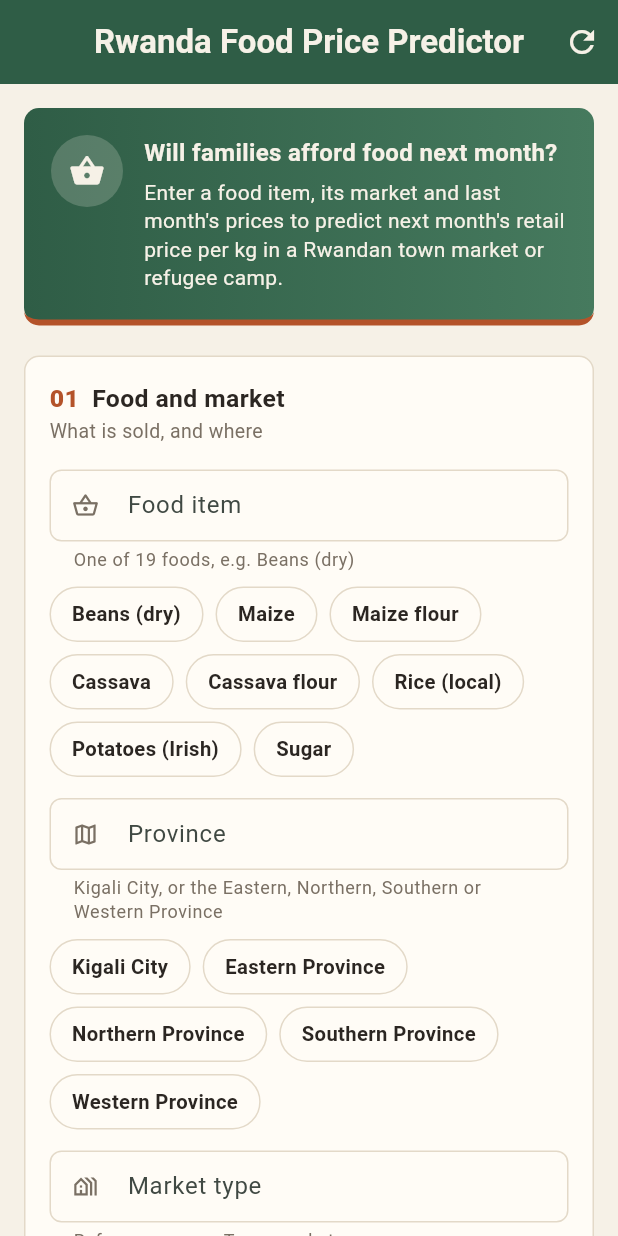
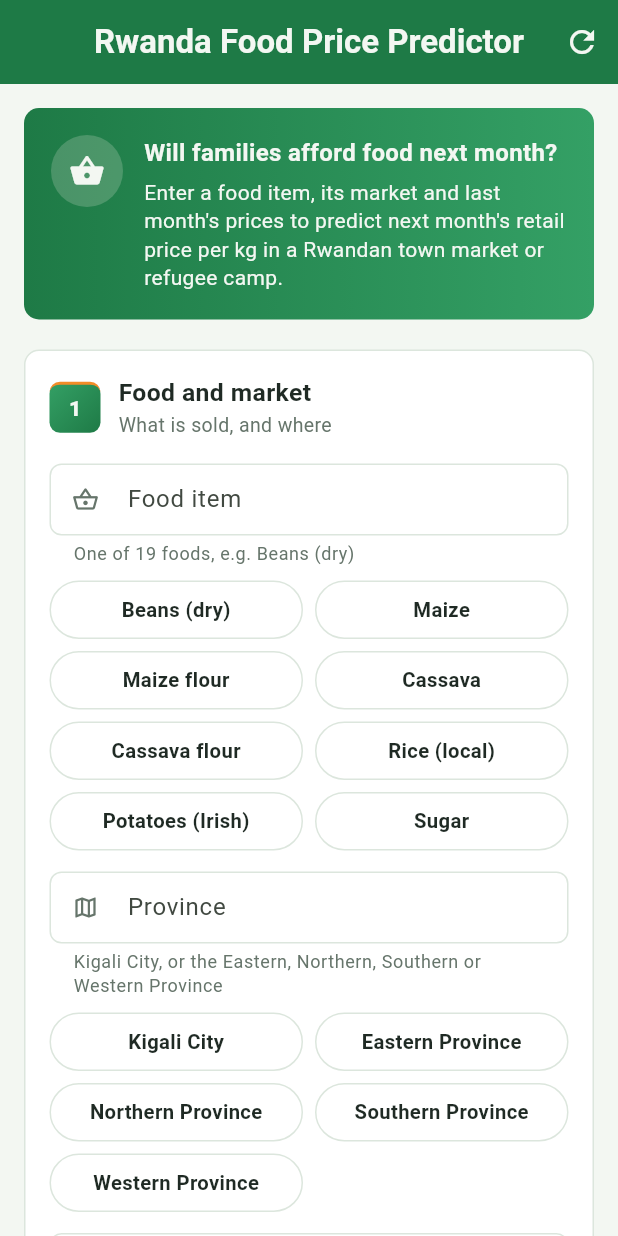
Before and after one commit to solomon-211/Linear_regression_model, a Flutter app: the screen it shows after launch, on a phone screen of 412 x 824 dp. Run offline on Flutter 3.47's test engine with Material 3 defaults, Android fonts, the phone set to English and light mode, and no system bars; network calls fail.

Commit message:
UI refining

```diff
--- a/summative/FlutterApp/lib/main.dart
+++ b/summative/FlutterApp/lib/main.dart
@@ -9,16 +9,19 @@ const String apiUrl = 'https://liner-regression-model-project.onrender.com/predi
 // Free Render services sleep when idle and can take about a minute to wake up.
 const Duration requestTimeout = Duration(seconds: 70);
 
-/// Earthy colours borrowed from imigongo, the geometric art of eastern Rwanda.
+/// Green for the main actions, orange for accents.
 abstract final class Palette {
-  static const ink = Color(0xFF2B2622);
-  static const cream = Color(0xFFF6F1E7);
-  static const paper = Color(0xFFFFFCF6);
-  static const line = Color(0xFFE3D9C8);
-  static const muted = Color(0xFF7A7064);
-  static const clay = Color(0xFFB4532A);
-  static const leaf = Color(0xFF2F5D46);
-  static const river = Color(0xFF2E6A8E);
+  static const ink = Color(0xFF1F2A24);
+  static const cream = Color(0xFFF3F7F2);
+  static const paper = Color(0xFFFFFFFF);
+  static const line = Color(0xFFDCE6DD);
+  static const muted = Color(0xFF66756B);
+  static const green = Color(0xFF1E7A46);
+  static const greenLight = Color(0xFF34A065);
+  static const orange = Color(0xFFF28C28);
+  static const rising = Color(0xFFD9480F);
+  static const stable = Color(0xFF1E7A46);
+  static const falling = Color(0xFF1C6FB0);
 }
 
 void main() => runApp(const FoodPriceApp());
@@ -38,7 +41,7 @@ class FoodPriceApp extends StatelessWidget {
       scrollBehavior: const NoStretchScrollBehavior(),
       theme: ThemeData(
         useMaterial3: true,
-        colorScheme: ColorScheme.fromSeed(seedColor: Palette.leaf, surface: Palette.cream),
+        colorScheme: ColorScheme.fromSeed(seedColor: Palette.green, surface: Palette.cream),
         scaffoldBackgroundColor: Palette.cream,
         inputDecorationTheme: InputDecorationTheme(
           filled: true,
@@ -47,10 +50,10 @@ class FoodPriceApp extends StatelessWidget {
           helperMaxLines: 2,
           helperStyle: const TextStyle(color: Palette.muted),
           prefixIconColor: Palette.muted,
-          floatingLabelStyle: const TextStyle(color: Palette.clay, fontWeight: FontWeight.w600),
+          floatingLabelStyle: const TextStyle(color: Palette.orange, fontWeight: FontWeight.w600),
           border: border,
           enabledBorder: border,
-          focusedBorder: border.copyWith(borderSide: const BorderSide(color: Palette.clay, width: 1.6)),
+          focusedBorder: border.copyWith(borderSide: const BorderSide(color: Palette.orange, width: 1.6)),
         ),
       ),
       home: const PredictionPage(),
@@ -175,7 +178,7 @@ class PricePrediction {
   final String alert;
   final String message;
 
-  Color get color => switch (alert) { 'Rising' => Palette.clay, 'Falling' => Palette.river, _ => Palette.leaf };
+  Color get color => switch (alert) { 'Rising' => Palette.rising, 'Falling' => Palette.falling, _ => Palette.stable };
 
   String get changeText => '${changePct > 0 ? '+' : ''}${changePct.toStringAsFixed(1)}%';
 }
@@ -241,6 +244,13 @@ class _PredictionPageState extends State<PredictionPage> {
   double _lastMonthPrice = 0;
 
   @override
+  void initState() {
+    super.initState();
+    // Wake the sleeping Render server while the user is still filling in the form.
+    http.get(Uri.parse(apiUrl).replace(path: '/docs')).timeout(requestTimeout).then((_) {}, onError: (_) {});
+  }
+
+  @override
   void dispose() {
     for (final controller in _controllers.values) {
       controller.dispose();
@@ -302,7 +312,7 @@ class _PredictionPageState extends State<PredictionPage> {
       appBar: AppBar(
         title: const Text('Rwanda Food Price Predictor', style: TextStyle(fontWeight: FontWeight.w600)),
         centerTitle: true,
-        backgroundColor: Palette.leaf,
+        backgroundColor: Palette.green,
         foregroundColor: Palette.cream,
         actions: [
           IconButton(tooltip: 'Clear all fields', icon: const Icon(Icons.refresh), onPressed: _loading ? null : _reset),
@@ -352,9 +362,8 @@ class IntroCard extends StatelessWidget {
     return Container(
       padding: const EdgeInsets.all(18),
       decoration: BoxDecoration(
-        gradient: const LinearGradient(colors: [Palette.leaf, Color(0xFF467A5E)]),
+        gradient: const LinearGradient(colors: [Palette.green, Palette.greenLight]),
         borderRadius: BorderRadius.circular(10),
-        border: const Border(bottom: BorderSide(color: Palette.clay, width: 4)),
       ),
       child: const Row(
         crossAxisAlignment: CrossAxisAlignment.start,
@@ -407,17 +416,37 @@ class SectionBlock extends StatelessWidget {
       child: Column(
         crossAxisAlignment: CrossAxisAlignment.stretch,
         children: [
-          Text.rich(
-            TextSpan(children: [
-              TextSpan(
-                text: '${number.toString().padLeft(2, '0')}  ',
-                style: const TextStyle(color: Palette.clay, fontWeight: FontWeight.w800),
+          Row(
+            children: [
+              // Numbered square with an orange top edge.
+              Container(
+                width: 34,
+                height: 34,
+                alignment: Alignment.center,
+                decoration: BoxDecoration(
+                  gradient: const LinearGradient(
+                    begin: Alignment.topLeft,
+                    end: Alignment.bottomRight,
+                    colors: [Palette.greenLight, Palette.green],
+                  ),
+                  borderRadius: BorderRadius.circular(7),
+                  border: const Border(top: BorderSide(color: Palette.orange, width: 2)),
+                ),
+                child: Text('$number', style: const TextStyle(color: Palette.cream, fontWeight: FontWeight.w800)),
               ),
-              TextSpan(text: section.title),
-            ]),
-            style: const TextStyle(fontSize: 16.5, fontWeight: FontWeight.w700, color: Palette.ink),
+              const SizedBox(width: 12),
+              Expanded(
+                child: Column(
+                  crossAxisAlignment: CrossAxisAlignment.start,
+                  children: [
+                    Text(section.title,
+                        style: const TextStyle(fontSize: 16.5, fontWeight: FontWeight.w700, color: Palette.ink)),
+                    Text(section.subtitle, style: const TextStyle(color: Palette.muted, fontSize: 13)),
+                  ],
+                ),
+              ),
+            ],
           ),
-          Text(section.subtitle, style: const TextStyle(color: Palette.muted, fontSize: 13)),
           const SizedBox(height: 16),
           for (final field in section.fields) FieldTile(field: field, controller: controllers[field.key]!),
         ],
@@ -484,7 +513,7 @@ class ChoicePicker extends StatelessWidget {
           onTap: () => onPick(option),
           child: AnimatedContainer(
             duration: const Duration(milliseconds: 180),
-            padding: EdgeInsets.symmetric(horizontal: 14, vertical: asSwitch ? 10 : 8),
+            padding: EdgeInsets.symmetric(horizontal: 10, vertical: asSwitch ? 10 : 9),
             decoration: BoxDecoration(
               color: option.toLowerCase() == selected ? Palette.ink : (asSwitch ? Colors.transparent : Palette.paper),
               borderRadius: BorderRadius.circular(asSwitch ? 8 : 20),
@@ -505,7 +534,19 @@ class ChoicePicker extends StatelessWidget {
         ),
     ];
 
-    if (!asSwitch) return Wrap(spacing: 8, runSpacing: 8, children: choices);
+    if (!asSwitch) {
+      // Equal-width cells so the options line up in columns: 2 on a phone, up to 4 on wider screens.
+      return LayoutBuilder(builder: (context, constraints) {
+        const gap = 8.0;
+        final columns = (constraints.maxWidth / 150).floor().clamp(2, 4);
+        final cellWidth = (constraints.maxWidth - gap * (columns - 1)) / columns;
+        return Wrap(
+          spacing: gap,
+          runSpacing: gap,
+          children: [for (final choice in choices) SizedBox(width: cellWidth, child: choice)],
+        );
+      });
+    }
     return Container(
       padding: const EdgeInsets.all(3),
       decoration: BoxDecoration(
@@ -551,7 +592,7 @@ class ActionRow extends StatelessWidget {
             flex: 3,
             child: FilledButton(
               onPressed: loading ? null : onPredict,
-              style: FilledButton.styleFrom(backgroundColor: Palette.leaf, shape: shape),
+              style: FilledButton.styleFrom(backgroundColor: Palette.green, shape: shape),
               child: loading
                   ? const SizedBox.square(
                       dimension: 22,
@@ -589,7 +630,7 @@ class PriceTag extends StatelessWidget {
       decoration: BoxDecoration(
         color: Palette.paper,
         borderRadius: BorderRadius.circular(10),
-        border: Border.all(color: Palette.ink, width: 1.2),
+        border: Border.all(color: Palette.green, width: 1.5),
       ),
       child: Column(
         crossAxisAlignment: CrossAxisAlignment.start,
@@ -663,9 +704,9 @@ class ErrorNote extends StatelessWidget {
     return Container(
       padding: const EdgeInsets.all(14),
       decoration: BoxDecoration(
-        color: const Color(0xFFFBEDE6),
+        color: const Color(0xFFFFF1E6),
         borderRadius: BorderRadius.circular(8),
-        border: const Border(left: BorderSide(color: Palette.clay, width: 4)),
+        border: const Border(left: BorderSide(color: Palette.orange, width: 4)),
       ),
       child: Text(message, style: const TextStyle(color: Palette.ink, fontSize: 15, height: 1.4)),
     );
```
